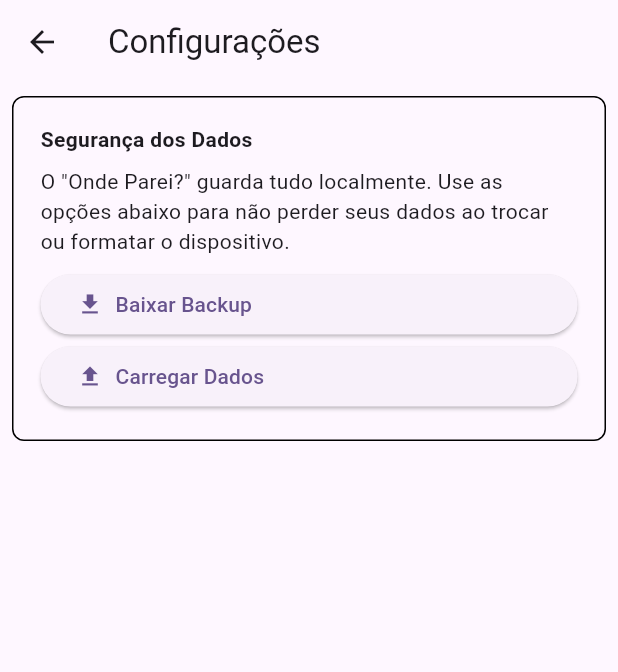
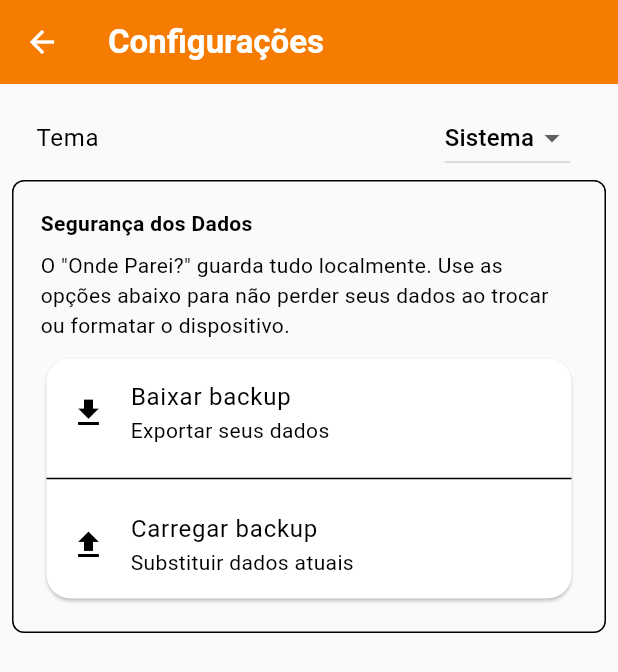
Before and after one commit to MatheusWDB/onde-parei, a Flutter app: the screen it shows after launch, after a tap on the "settings" icon, on a phone screen of 412 x 824 dp. Shown: the top 672 px of the screen. Run offline on Flutter 3.47's test engine with Material 3 defaults, Android fonts, the phone set to English and light mode, and no system bars; our stand-ins replace file_picker, flutter_riverpod, riverpod_annotation, share_plus, shared_preferences, sqflite; accounts and stored records are empty; generated files the repository leaves out were written again.

Commit message:
feat: Adicionado persistência de escolha de tema

```diff
--- a/lib/main.dart
+++ b/lib/main.dart
@@ -1,20 +1,29 @@
 import 'package:flutter/material.dart';
 import 'package:flutter_riverpod/flutter_riverpod.dart';
+import 'package:onde_parei/models/app_settings.dart';
+import 'package:onde_parei/providers/settings_provider.dart';
 import 'package:onde_parei/screens/home_screen.dart';
+import 'package:onde_parei/theme/app_themes.dart';
 
 void main() {
   WidgetsFlutterBinding.ensureInitialized();
+
   runApp(const ProviderScope(child: MyApp()));
 }
 
-class MyApp extends StatelessWidget {
+class MyApp extends ConsumerWidget {
   const MyApp({super.key});
 
   @override
-  Widget build(BuildContext context) {
+  Widget build(BuildContext context, WidgetRef ref) {
+    final settings = ref.watch(settingsProvider);
+
     return MaterialApp(
-      title: 'Onde Parei',
-      theme: ThemeData(colorScheme: .fromSeed(seedColor: Colors.deepPurple)),
+      title: 'Onde Parei?',
+      debugShowCheckedModeBanner: false,
+      themeMode: settings.themeMode.toThemeMode(),
+      theme: AppThemes.light,
+      darkTheme: AppThemes.dark,
       home: HomeScreen(),
     );
   }
--- /dev/null
+++ b/lib/models/app_settings.dart
@@ -0,0 +1,53 @@
+import 'package:flutter/material.dart';
+
+enum AppThemeMode { system, light, dark }
+
+extension AppThemeModeX on AppThemeMode {
+  ThemeMode toThemeMode() {
+    switch (this) {
+      case AppThemeMode.light:
+        return ThemeMode.light;
+      case AppThemeMode.dark:
+        return ThemeMode.dark;
+      case AppThemeMode.system:
+        return ThemeMode.system;
+    }
+  }
+}
+
+class AppSettings {
+  final AppThemeMode themeMode;
+  final bool confirmBeforeDelete;
+  final bool showCompletedOnDashboard;
+  final bool enableBackupReminder;
+
+  const AppSettings({
+    required this.themeMode,
+    required this.confirmBeforeDelete,
+    required this.showCompletedOnDashboard,
+    required this.enableBackupReminder,
+  });
+
+  factory AppSettings.initial() {
+    return const AppSettings(
+      themeMode: AppThemeMode.system,
+      confirmBeforeDelete: true,
+      showCompletedOnDashboard: false,
+      enableBackupReminder: true,
+    );
+  }
+
+  AppSettings copyWith({
+    AppThemeMode? themeMode,
+    bool? confirmBeforeDelete,
+    bool? showCompletedOnDashboard,
+    bool? enableBackupReminder,
+  }) {
+    return AppSettings(
+      themeMode: themeMode ?? this.themeMode,
+      confirmBeforeDelete: confirmBeforeDelete ?? this.confirmBeforeDelete,
+      showCompletedOnDashboard: showCompletedOnDashboard ?? this.showCompletedOnDashboard,
+      enableBackupReminder: enableBackupReminder ?? this.enableBackupReminder,
+    );
+  }
+}
--- /dev/null
+++ b/lib/providers/settings_provider.dart
@@ -0,0 +1,40 @@
+import 'package:onde_parei/models/app_settings.dart';
+import 'package:riverpod_annotation/riverpod_annotation.dart';
+import 'package:shared_preferences/shared_preferences.dart';
+
+part 'settings_provider.g.dart';
+
+@riverpod
+class Settings extends _$Settings {
+  static const _themeKey = 'theme_mode';
+
+  @override
+  AppSettings build() {
+    _loadFromStorage();
+
+    return const AppSettings(
+      themeMode: AppThemeMode.system,
+      confirmBeforeDelete: true,
+      showCompletedOnDashboard: false,
+      enableBackupReminder: false,
+    );
+  }
+
+  Future<void> _loadFromStorage() async {
+    final prefs = await SharedPreferences.getInstance();
+    final themeIndex = prefs.getInt(_themeKey);
+
+    if (themeIndex != null) {
+      state = state.copyWith(
+        themeMode: AppThemeMode.values[themeIndex],
+      );
+    }
+  }
+
+  Future<void> setTheme(AppThemeMode mode) async {
+    state = state.copyWith(themeMode: mode);
+
+    final prefs = await SharedPreferences.getInstance();
+    await prefs.setInt(_themeKey, mode.index);
+  }
+}
--- a/lib/screens/settings_screen.dart
+++ b/lib/screens/settings_screen.dart
@@ -1,5 +1,7 @@
 import 'package:flutter/material.dart';
 import 'package:flutter_riverpod/flutter_riverpod.dart';
+import 'package:onde_parei/models/app_settings.dart';
+import 'package:onde_parei/providers/settings_provider.dart';
 import 'package:onde_parei/providers/work_list_provider.dart';
 import 'package:onde_parei/services/backup_service.dart';
 
@@ -33,13 +35,45 @@ class SettingsScreen extends ConsumerWidget {
     final backupService = BackupService();
 
     return Scaffold(
-      appBar: AppBar(title: Text('Configurações')),
+      appBar: AppBar(
+        title: Text(
+          'Configurações',
+          style: const TextStyle(fontWeight: FontWeight.w700),
+        ),
+      ),
       body: SafeArea(
         child: Padding(
           padding: const EdgeInsets.all(8.0),
-          child: Container(
+          child: Column(
+            children: [
+              ListTile(
+                title: const Text('Tema'),
+                trailing: DropdownButton<AppThemeMode>(
+                  value: ref.watch(settingsProvider).themeMode,
+                  onChanged: (value) {
+                    if (value != null) {
+                      ref.read(settingsProvider.notifier).setTheme(value);
+                    }
+                  },
+                  items: const [
+                    DropdownMenuItem(
+                      value: AppThemeMode.system,
+                      child: Text('Sistema'),
+                    ),
+                    DropdownMenuItem(
+                      value: AppThemeMode.light,
+                      child: Text('Claro'),
+                    ),
+                    DropdownMenuItem(
+                      value: AppThemeMode.dark,
+                      child: Text('Escuro'),
+                    ),
+                  ],
+                ),
+              ),
+              Container(
                 decoration: BoxDecoration(
-              border: Border.all(),
+                  border: Border.all(color: Theme.of(context).dividerColor),
                   borderRadius: BorderRadius.circular(8.0),
                 ),
                 padding: EdgeInsets.all(18.0),
@@ -58,43 +92,50 @@ class SettingsScreen extends ConsumerWidget {
                       style: TextStyle(),
                       textAlign: TextAlign.start,
                     ),
-                Column(
+                    Card(
+                      child: Column(
                         children: [
-                    ElevatedButton(
-                      onPressed: () async {
+                          ListTile(
+                            leading: Icon(Icons.download),
+                            title: Text('Baixar backup'),
+                            subtitle: Text('Exportar seus dados'),
+                            onTap: () async {
                               await backupService.shareBackup();
                             },
-                      child: Row(
-                        mainAxisAlignment: MainAxisAlignment.start,
-                        spacing: 8.0,
-                        children: [Icon(Icons.download), Text('Baixar Backup')],
                           ),
-                    ),
-                    ElevatedButton(
-                      onPressed: () async {
-                        final works = await backupService.importBackup(ref);
+                          Divider(),
+                          ListTile(
+                            leading: Icon(Icons.upload),
+                            title: Text('Carregar backup'),
+                            subtitle: Text('Substituir dados atuais'),
+                            onTap: () async {
+                              final works = await backupService.importBackup(
+                                ref,
+                              );
                               if (works == null) return;
 
                               if (!context.mounted) return;
-                        final confirm = await _showConfirmImportDialog(context);
+                              final confirm = await _showConfirmImportDialog(
+                                context,
+                              );
 
                               if (confirm != true) return;
-                        final notifier = ref.read(workListProvider.notifier);
+                              final notifier = ref.read(
+                                workListProvider.notifier,
+                              );
                               notifier.replaceAll(works);
 
                               if (!context.mounted) return;
                               Navigator.pop(context);
                             },
-                      child: Row(
-                        mainAxisAlignment: MainAxisAlignment.start,
-                        spacing: 8.0,
-                        children: [Icon(Icons.upload), Text('Carregar Dados')],
+                          ),
+                        ],
                       ),
                     ),
                   ],
                 ),
+              ),
             ],
-            ),
           ),
         ),
       ),
--- /dev/null
+++ b/lib/theme/app_themes.dart
@@ -0,0 +1,78 @@
+import 'package:flutter/material.dart';
+
+class AppThemes {
+  static const _primaryColor = Color(0xFFF57C00);
+  static const _secondaryColor = Color(0xFFFBC02D);
+
+  static final light = ThemeData(
+    useMaterial3: true,
+    brightness: Brightness.light,
+
+    colorScheme: const ColorScheme.light(
+      primary: _primaryColor,
+      secondary: _secondaryColor,
+      surface: Colors.white,
+    ),
+
+    scaffoldBackgroundColor: const Color(0xFFFAFAFA),
+
+    appBarTheme: const AppBarTheme(
+      backgroundColor: _primaryColor,
+      foregroundColor: Colors.white,
+      elevation: 0,
+    ),
+
+    cardTheme: CardThemeData(
+      color: Colors.white,
+      elevation: 1,
+      shape: RoundedRectangleBorder(borderRadius: BorderRadius.circular(16)),
+    ),
+
+    floatingActionButtonTheme: const FloatingActionButtonThemeData(
+      backgroundColor: _primaryColor,
+      foregroundColor: Colors.white,
+    ),
+
+    bottomNavigationBarTheme: const BottomNavigationBarThemeData(
+      backgroundColor: Colors.white,
+      selectedItemColor: _primaryColor,
+      unselectedItemColor: Colors.black54,
+    ),
+  );
+
+  static final dark = ThemeData(
+    useMaterial3: true,
+    brightness: Brightness.dark,
+
+    colorScheme: const ColorScheme.dark(
+      primary: _primaryColor,
+      secondary: _secondaryColor,
+      surface: Color(0xFF1E1E1E),
+    ),
+
+    scaffoldBackgroundColor: const Color(0xFF121212),
+
+    appBarTheme: const AppBarTheme(
+      backgroundColor: Color(0xFF1E1E1E),
+      foregroundColor: Colors.white,
+      elevation: 0,
+    ),
+
+    cardTheme: CardThemeData(
+      color: const Color(0xFF1E1E1E),
+      elevation: 1,
+      shape: RoundedRectangleBorder(borderRadius: BorderRadius.circular(16)),
+    ),
+
+    floatingActionButtonTheme: const FloatingActionButtonThemeData(
+      backgroundColor: _primaryColor,
+      foregroundColor: Colors.white,
+    ),
+
+    bottomNavigationBarTheme: const BottomNavigationBarThemeData(
+      backgroundColor: Color(0xFF1E1E1E),
+      selectedItemColor: _primaryColor,
+      unselectedItemColor: Colors.white70,
+    ),
+  );
+}
--- a/pubspec.yaml
+++ b/pubspec.yaml
@@ -43,6 +43,7 @@ dependencies:
   path_provider: ^2.1.5
   share_plus: ^12.0.1
   permission_handler: ^12.0.1
+  shared_preferences: ^2.5.4
 
 dev_dependencies:
   flutter_test:
```
Also changed, not shown: lib/providers/settings_provider.g.dart (added), pubspec.lock. Lines whose indentation alone changed are shown as unchanged.
